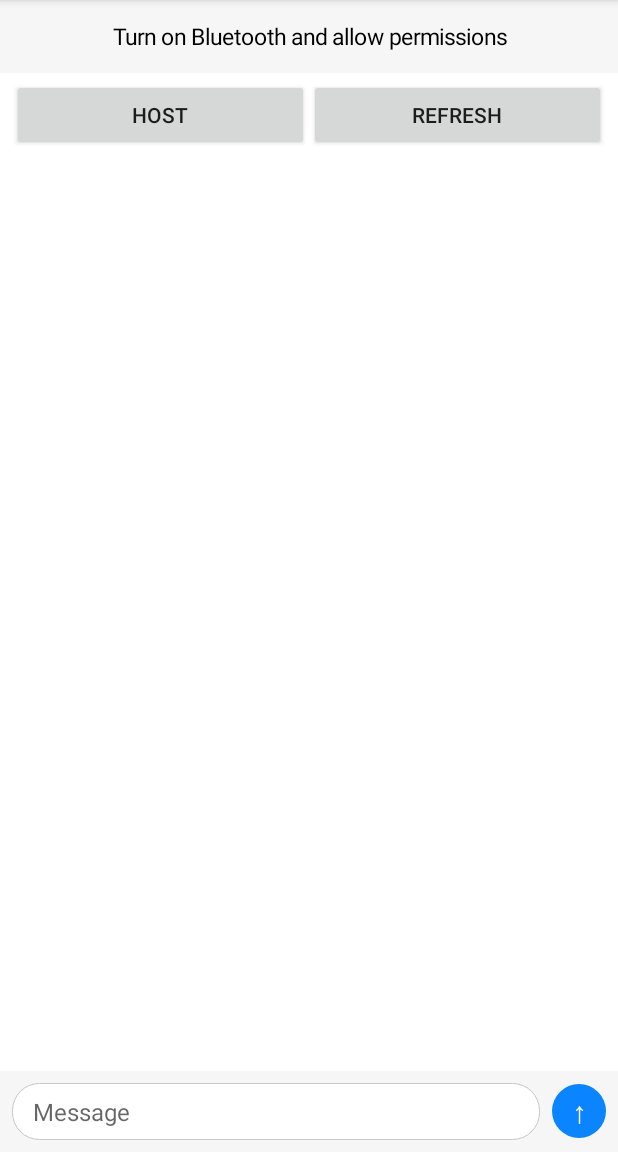
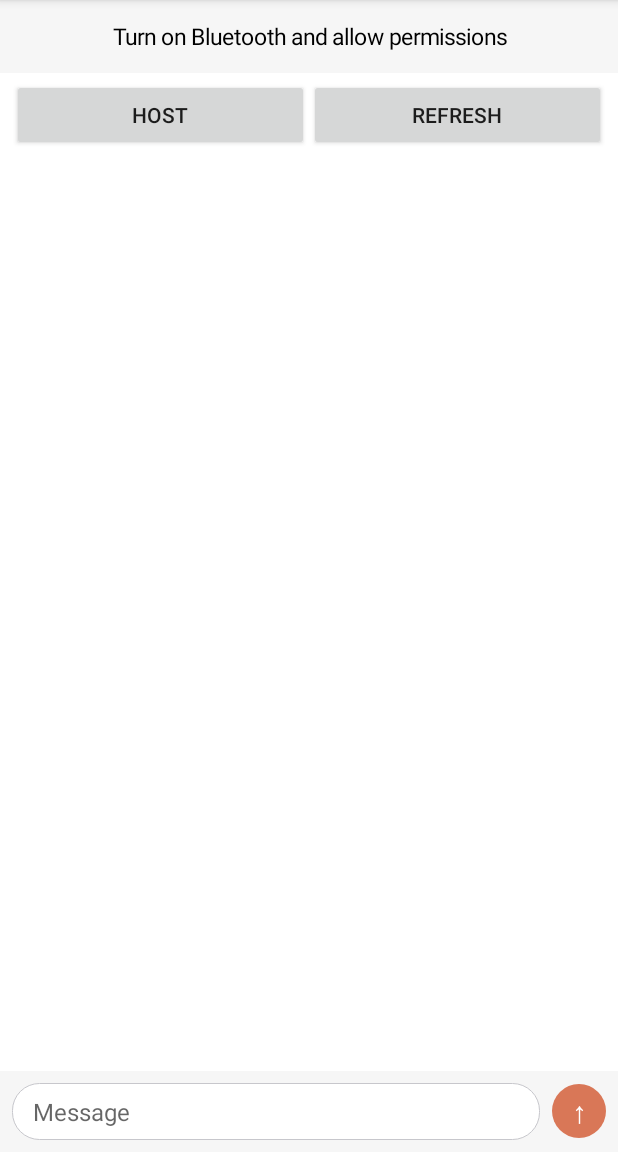
Before and after one commit to esdeedev-7/BluetoothChat, an Android app: the screen it shows after launch (MainActivity), on a phone screen of 412 x 824 dp, the part 84-1236 px from its top. Run offline under Robolectric (Android 15) with nearby library versions, the phone set to English and light mode, and no system bars.

Commit message:
Update MainActivity.kt

```diff
--- a/app/src/main/java/com/example/bluetoothchat/MainActivity.kt
+++ b/app/src/main/java/com/example/bluetoothchat/MainActivity.kt
@@ -66,7 +66,7 @@ class MainActivity : AppCompatActivity() {
 
     private fun dp(value: Int): Int = (value * resources.displayMetrics.density).toInt()
 
-    // ---------- UI ----------
+    // UI
 
     private fun buildUi(): LinearLayout {
         statusText = TextView(this).apply {
@@ -125,7 +125,7 @@ class MainActivity : AppCompatActivity() {
             setTextColor(Color.WHITE)
             background = GradientDrawable().apply {
                 shape = GradientDrawable.OVAL
-                setColor(Color.parseColor("#0A84FF"))
+                setColor(Color.parseColor("#D97757"))
             }
             setOnClickListener { sendMessage() }
         }
@@ -157,7 +157,7 @@ class MainActivity : AppCompatActivity() {
     private fun columnWeighted(weight: Float) =
         LinearLayout.LayoutParams(ViewGroup.LayoutParams.MATCH_PARENT, 0, weight)
 
-    // Adds one iMessage-style bubble: blue on the right for me, gray on the left for them.
+    // Adds one chat bubble: orange on the right for me, gray on the left for them.
     private fun addBubble(text: String, mine: Boolean) {
         val bubble = TextView(this).apply {
             this.text = text
@@ -167,7 +167,7 @@ class MainActivity : AppCompatActivity() {
             maxWidth = (resources.displayMetrics.widthPixels * 0.7).toInt()
             background = GradientDrawable().apply {
                 cornerRadius = dp(18).toFloat()
-                setColor(if (mine) Color.parseColor("#0A84FF") else Color.parseColor("#E9E9EB"))
+                setColor(if (mine) Color.parseColor("#D97757") else Color.parseColor("#E9E9EB"))
             }
         }
         val row = LinearLayout(this).apply {
```
